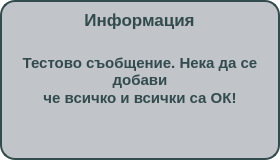
First picture: the form in app/ui/widgets/customMessageWidget.ui, repository DevilPhp/WorkSalary.v01, before the edit.
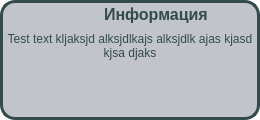
Second picture: the form after the edit. Icons and pictures are not drawn.

Patch:
```diff
--- a/app/ui/widgets/customMessageWidget.ui
+++ b/app/ui/widgets/customMessageWidget.ui
@@ -6,26 +6,20 @@
    <rect>
     <x>0</x>
     <y>0</y>
-    <width>280</width>
-    <height>160</height>
+    <width>260</width>
+    <height>120</height>
    </rect>
   </property>
-  <property name="sizePolicy">
-   <sizepolicy hsizetype="Expanding" vsizetype="Expanding">
-    <horstretch>0</horstretch>
-    <verstretch>0</verstretch>
-   </sizepolicy>
-  </property>
   <property name="minimumSize">
    <size>
-    <width>280</width>
-    <height>160</height>
+    <width>0</width>
+    <height>0</height>
    </size>
   </property>
   <property name="maximumSize">
    <size>
-    <width>280</width>
-    <height>160</height>
+    <width>16777215</width>
+    <height>16777215</height>
    </size>
   </property>
   <property name="windowTitle">
@@ -41,7 +35,7 @@
 #widget {
 	border-radius: 15px;
 	background-color: #c1c4c9;
-	border: 2px solid #324b4c;
+	border: 3px solid #324b4c;
 }
 
 QPushButton {
@@ -49,12 +43,13 @@
 }
 
 #titleWidget * {
-	font-size: 13pt;
+	font-size: 12pt;
 	font-weight: 700;
 }
 
-QTextBrowser {
-	border: none;
+#textHolder {
+	font: 600 10pt &quot;Segoe UI&quot;;
+	padding: 5px;
 }</string>
   </property>
   <layout class="QVBoxLayout" name="verticalLayout">
@@ -73,23 +68,23 @@
    <property name="bottomMargin">
     <number>0</number>
    </property>
-   <item alignment="Qt::AlignHCenter|Qt::AlignVCenter">
+   <item alignment="Qt::AlignHCenter">
     <widget class="QWidget" name="widget" native="true">
      <property name="minimumSize">
       <size>
-       <width>280</width>
-       <height>160</height>
+       <width>260</width>
+       <height>120</height>
       </size>
      </property>
      <property name="maximumSize">
       <size>
-       <width>280</width>
-       <height>160</height>
+       <width>260</width>
+       <height>120</height>
       </size>
      </property>
-     <layout class="QVBoxLayout" name="verticalLayout_2">
+     <layout class="QVBoxLayout" name="verticalLayout_3">
       <property name="spacing">
-       <number>20</number>
+       <number>0</number>
       </property>
       <property name="leftMargin">
        <number>0</number>
@@ -105,86 +100,83 @@
       </property>
       <item alignment="Qt::AlignHCenter|Qt::AlignVCenter">
        <widget class="QWidget" name="titleWidget" native="true">
-        <property name="minimumSize">
-         <size>
-          <width>0</width>
-          <height>0</height>
-         </size>
-        </property>
-        <property name="maximumSize">
-         <size>
-          <width>16777215</width>
-          <height>16777215</height>
-         </size>
-        </property>
         <layout class="QHBoxLayout" name="horizontalLayout">
          <property name="spacing">
-          <number>20</number>
-         </property>
-         <property name="leftMargin">
-          <number>0</number>
-         </property>
-         <property name="topMargin">
           <number>10</number>
          </property>
+         <property name="leftMargin">
+          <number>0</number>
+         </property>
+         <property name="topMargin">
+          <number>5</number>
+         </property>
          <property name="rightMargin">
           <number>0</number>
          </property>
          <property name="bottomMargin">
           <number>0</number>
          </property>
+         <item alignment="Qt::AlignHCenter|Qt::AlignVCenter">
+          <widget class="QPushButton" name="iconHolder">
+           <property name="text">
+            <string/>
+           </property>
+           <property name="icon">
+            <iconset resource="../../../resources.qrc">
+             <normaloff>:/icons/app/assets/icons/Question-Square--Streamline-Solar-Broken.svg</normaloff>:/icons/app/assets/icons/Question-Square--Streamline-Solar-Broken.svg</iconset>
+           </property>
+           <property name="iconSize">
+            <size>
+             <width>30</width>
+             <height>30</height>
+            </size>
+           </property>
+          </widget>
+         </item>
          <item>
           <widget class="QLabel" name="label">
            <property name="text">
             <string>Информация</string>
            </property>
-           <property name="pixmap">
-            <pixmap resource="../../../resources.qrc">:/icons/app/assets/icons/Question-Square--Streamline-Solar-Broken.svg</pixmap>
-           </property>
-           <property name="scaledContents">
-            <bool>false</bool>
-           </property>
-           <property name="alignment">
-            <set>Qt::AlignCenter</set>
-           </property>
           </widget>
          </item>
         </layout>
        </widget>
       </item>
-      <item alignment="Qt::AlignHCenter">
+      <item>
        <widget class="QWidget" name="textWidget" native="true">
-        <layout class="QHBoxLayout" name="horizontalLayout_2">
+        <property name="sizePolicy">
+         <sizepolicy hsizetype="Expanding" vsizetype="Expanding">
+          <horstretch>0</horstretch>
+          <verstretch>0</verstretch>
+         </sizepolicy>
+        </property>
+        <layout class="QVBoxLayout" name="verticalLayout_2">
          <property name="spacing">
           <number>0</number>
          </property>
          <property name="leftMargin">
-          <number>5</number>
+          <number>0</number>
          </property>
          <property name="topMargin">
           <number>0</number>
          </property>
          <property name="rightMargin">
-          <number>5</number>
+          <number>0</number>
          </property>
          <property name="bottomMargin">
           <number>0</number>
          </property>
          <item>
-          <widget class="QTextBrowser" name="textHolder">
-           <property name="html">
-            <string>&lt;!DOCTYPE HTML PUBLIC &quot;-//W3C//DTD HTML 4.0//EN&quot; &quot;http://www.w3.org/TR/REC-html40/strict.dtd&quot;&gt;
-&lt;html&gt;&lt;head&gt;&lt;meta name=&quot;qrichtext&quot; content=&quot;1&quot; /&gt;&lt;meta charset=&quot;utf-8&quot; /&gt;&lt;style type=&quot;text/css&quot;&gt;
-p, li { white-space: pre-wrap; }
-hr { height: 1px; border-width: 0; }
-li.unchecked::marker { content: &quot;\2610&quot;; }
-li.checked::marker { content: &quot;\2612&quot;; }
-&lt;/style&gt;&lt;/head&gt;&lt;body style=&quot; font-family:'Segoe UI'; font-size:11pt; font-weight:600; font-style:normal;&quot;&gt;
-&lt;p align=&quot;center&quot; style=&quot; margin-top:0px; margin-bottom:0px; margin-left:0px; margin-right:0px; -qt-block-indent:0; text-indent:0px;&quot;&gt;Тестово съобщение. Нека да се добави&lt;/p&gt;
-&lt;p align=&quot;center&quot; style=&quot; margin-top:0px; margin-bottom:0px; margin-left:0px; margin-right:0px; -qt-block-indent:0; text-indent:0px;&quot;&gt;че всичко и всички са ОК!&lt;/p&gt;&lt;/body&gt;&lt;/html&gt;</string>
+          <widget class="QLabel" name="textHolder">
+           <property name="text">
+            <string>Test text kljaksjd alksjdlkajs alksjdlk ajas kjasd kjsa djaks</string>
            </property>
-           <property name="acceptRichText">
-            <bool>false</bool>
+           <property name="alignment">
+            <set>Qt::AlignHCenter|Qt::AlignTop</set>
+           </property>
+           <property name="wordWrap">
+            <bool>true</bool>
            </property>
           </widget>
          </item>
```
Left out of the diff: 2 changed lines with no effect on the pictures.
